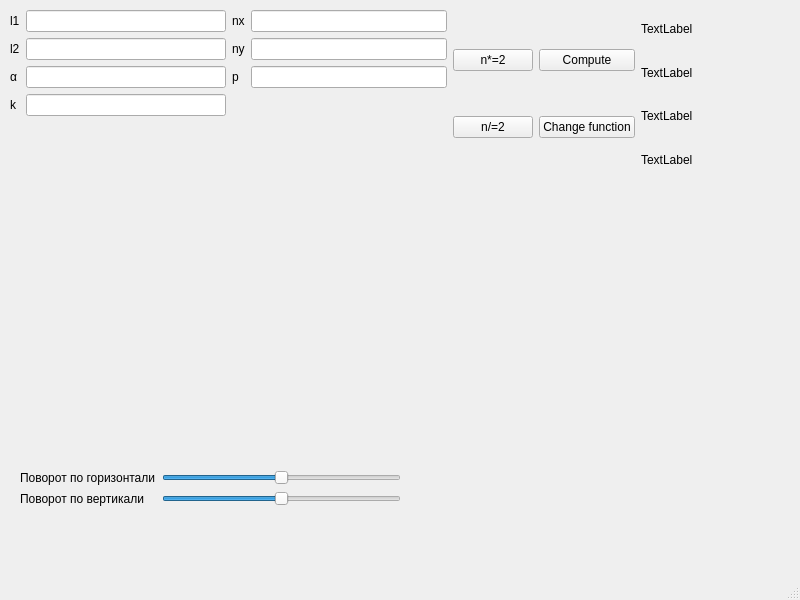
The window that mainwindow.ui (LoggerHead22/3d-gui) describes before a commit, drawn with Qt 5.
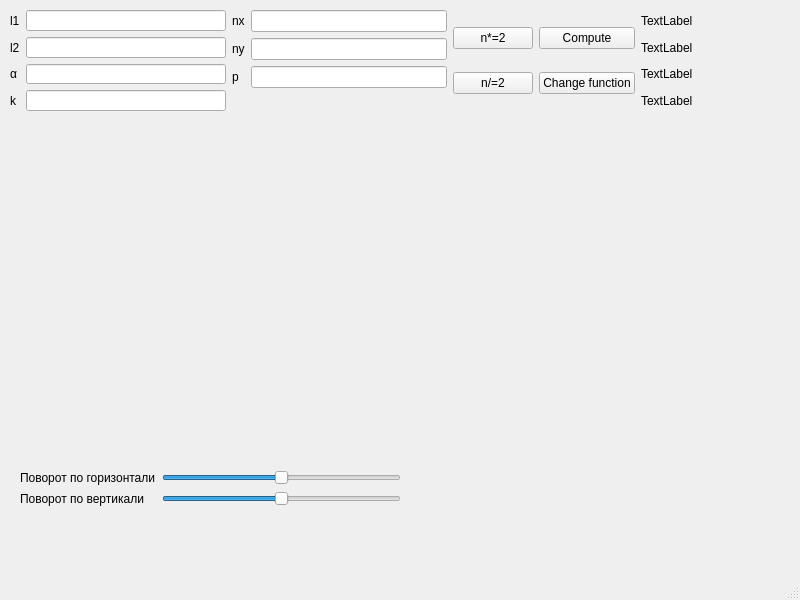
The same window after the commit.

Diff of the .ui file:
```diff
--- a/mainwindow.ui
+++ b/mainwindow.ui
@@ -20,7 +20,7 @@
       <x>10</x>
       <y>10</y>
       <width>731</width>
-      <height>168</height>
+      <height>101</height>
      </rect>
     </property>
     <layout class="QHBoxLayout" name="horizontalLayout">
```
Left out of the diff: 2 changed lines with no effect on the pictures.
